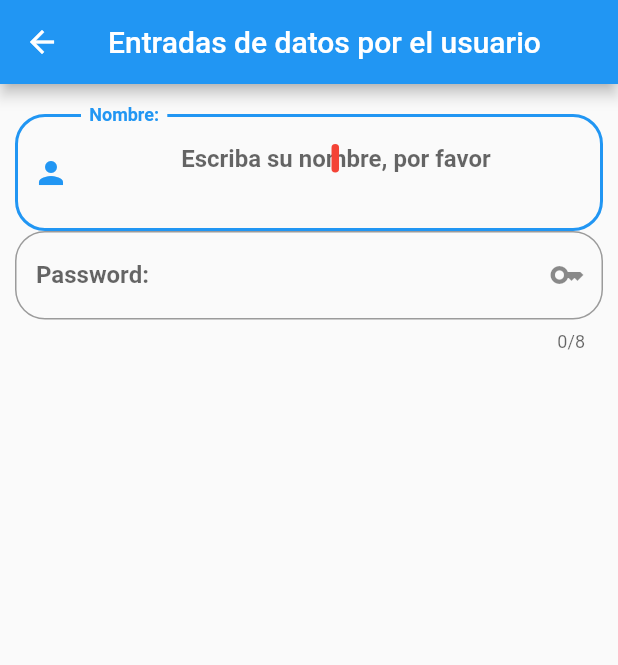
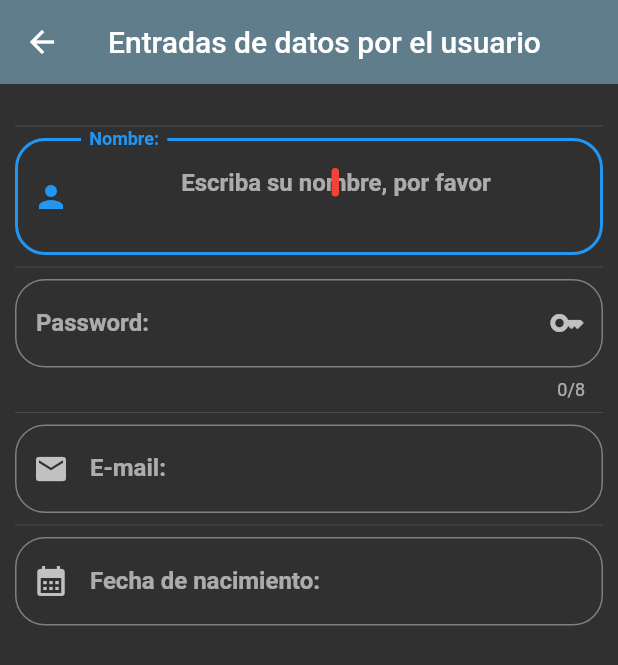
Before and after one commit to Migeuskz/componentes, a Flutter app: the screen it shows after launch, after a tap on "Entradas de datos", on a phone screen of 412 x 824 dp. Shown: the top 665 px of the screen. Run offline on Flutter 3.47's test engine with Material 2 defaults, Android fonts, the phone set to English and light mode, and no system bars.

Commit message:
Agregando Fecha

```diff
--- a/lib/main.dart
+++ b/lib/main.dart
@@ -1,7 +1,6 @@
-import 'package:componentes/ui/sreeens/alerts_screen.dart';
-import 'package:componentes/ui/sreeens/home_page_temp.dart';
-import 'package:componentes/ui/sreeens/inputs_screen.dart';
 import 'package:flutter/material.dart';
+import 'package:flutter_localizations/flutter_localizations.dart';
+import 'package:componentes/ui/sreeens/screens.dart';
 
 void main() => runApp(const MyApp());
 
@@ -13,6 +12,14 @@ class MyApp extends StatelessWidget {
     return MaterialApp(
       title: 'App Componentes',
       debugShowCheckedModeBanner: false,
+      localizationsDelegates: const [
+        GlobalMaterialLocalizations.delegate,
+        GlobalWidgetsLocalizations.delegate,
+      ],
+      supportedLocales: const [
+        //Locale('en', 'US'), //American English
+        Locale('es', 'MX'),
+      ],
       // home:HomePageTemp(),
       initialRoute: '/',
       routes: <String, WidgetBuilder>{
@@ -24,6 +31,16 @@ class MyApp extends StatelessWidget {
         print('Ruta llamada: ${settings.name}');
         return MaterialPageRoute(
             builder: (BuildContext context) => const AlertsScreen());
-        });
+      },
+      theme: ThemeData.dark().copyWith(
+        //Color primario
+        primaryColor: Colors.indigo,
+        // AppBar Theme:
+        appBarTheme: const AppBarTheme(
+          color: Colors.blueGrey,
+          elevation: 0,
+        ),
+      ),
+    );
   }
 }
--- a/lib/ui/sreeens/inputs_screen.dart
+++ b/lib/ui/sreeens/inputs_screen.dart
@@ -9,6 +9,11 @@ class InputsScreen extends StatefulWidget {
 
 class _InputsScreenState extends State<InputsScreen> {
   String _userName = '';
+  String _password = '';
+  String _email = '';
+  String _fecha = '';
+  final TextEditingController _inputFieldDataController =
+      TextEditingController();
   @override
   Widget build(BuildContext context) {
     return Scaffold(
@@ -18,8 +23,14 @@ class _InputsScreenState extends State<InputsScreen> {
       body: ListView(
         padding: const EdgeInsets.symmetric(horizontal: 10.0, vertical: 20.0),
         children: [
+          const Divider(),
           _crearEntradaNombre(),
+          const Divider(),
           _crearEntradaPwsd(),
+          const Divider(),
+          _crearEntradaMail(),
+          const Divider(),
+          _crearEntradaFecha(),
         ],
       ),
     );
@@ -57,7 +68,7 @@ class _InputsScreenState extends State<InputsScreen> {
 
   Widget _crearEntradaPwsd() {
     return TextField(
-      autofocus: true,
+      autofocus: false,
       textAlign: TextAlign.center,
       textCapitalization: TextCapitalization.sentences,
       style: const TextStyle(
@@ -83,8 +94,86 @@ class _InputsScreenState extends State<InputsScreen> {
       ),
       onChanged: (valor) {
         _userName = valor;
-        print(_userName);
+        print(_password);
       },
     );
   }
+
+  Widget _crearEntradaMail() {
+    return TextField(
+      autofocus: false,
+      textAlign: TextAlign.center,
+      textCapitalization: TextCapitalization.sentences,
+      style: const TextStyle(
+        color: Colors.green,
+        fontWeight: FontWeight.bold,
+      ),
+      cursorColor: Colors.red,
+      cursorRadius: const Radius.circular(10.0),
+      cursorWidth: 5.0,
+      keyboardType: TextInputType.emailAddress,
+      // maxLines: 2,
+      decoration: InputDecoration(
+        border: OutlineInputBorder(borderRadius: BorderRadius.circular(20.0)),
+        hintText: "Escriba su Email",
+        labelText: "E-mail: ",
+
+        // helperText: "Nombre",
+        prefixIcon: const Icon(Icons.mail),
+        // iconColor: Colors.blueGrey,
+        // prefix: CircularProgressIndicator(),
+      ),
+      onChanged: (valor) {
+        _userName = valor;
+        print(_email);
+      },
+    );
+  }
+
+  Widget _crearEntradaFecha() {
+    return TextField(
+      autofocus: false,
+      textAlign: TextAlign.center,
+      textCapitalization: TextCapitalization.sentences,
+      style: const TextStyle(
+        color: Colors.green,
+        fontWeight: FontWeight.bold,
+      ),
+      cursorColor: Colors.red,
+      cursorRadius: const Radius.circular(10.0),
+      cursorWidth: 5.0,
+      keyboardType: TextInputType.datetime,
+      // maxLines: 2,
+      decoration: InputDecoration(
+        border: OutlineInputBorder(borderRadius: BorderRadius.circular(20.0)),
+        hintText: "Escriba su Fecha de Nacimiento",
+        labelText: "Fecha de nacimiento: ",
+
+        // helperText: "Nombre",
+        prefixIcon: const Icon(Icons.calendar_month),
+        // iconColor: Colors.blueGrey,
+        // prefix: CircularProgressIndicator(),
+      ),
+      onTap: () {
+        FocusScope.of(context).requestFocus(FocusNode());
+        _selectDate(context);
+      },
+    );
+  }
+
+  _selectDate(BuildContext context) async {
+    DateTime? picked = await showDatePicker(
+      context: context,
+      initialDate: DateTime.now(),
+      firstDate: DateTime(2018),
+      lastDate: DateTime(2025),
+    );
+    if (picked != null) {
+      setState(() {
+        _fecha = picked.toString();
+        print(_fecha);
+        _inputFieldDataController.text = _fecha;
+      });
+    }
+  }
 }
--- /dev/null
+++ b/lib/ui/sreeens/screens.dart
@@ -0,0 +1,3 @@
+export 'package:componentes/ui/sreeens/alerts_screen.dart';
+export 'package:componentes/ui/sreeens/home_page_temp.dart';
+export 'package:componentes/ui/sreeens/inputs_screen.dart';
--- a/pubspec.yaml
+++ b/pubspec.yaml
@@ -15,6 +15,9 @@ dev_dependencies:
     sdk: flutter
   flutter_lints: ^2.0.0
 
+  flutter_localizations:
+    sdk: flutter
+
 flutter:
   uses-material-design: true
   assets:
```
Also changed, not shown: pubspec.lock. Lines whose indentation alone changed are shown as unchanged.
